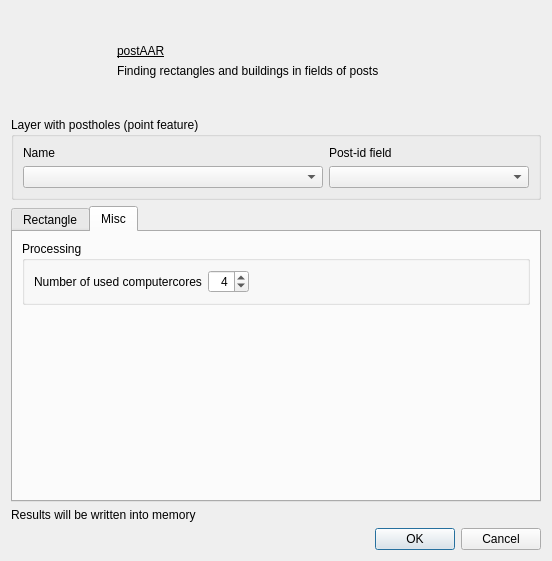
This is postaar_dialog_base.ui in ISAAKiel/postAAR-python as Qt 5 draws it before an edit. The edited form follows.
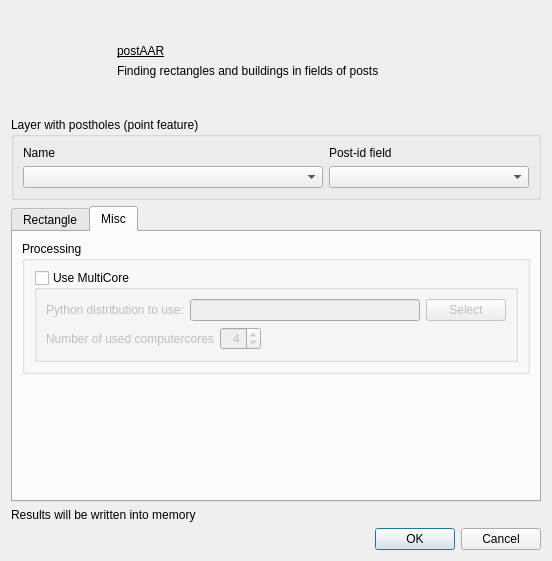
This is the edited form. The open tabs and pages were chosen to show the change. Icons and pictures are not drawn. Custom widgets are drawn as their Qt base class.

Commit message: added multicore choice

```diff
--- a/postaar_dialog_base.ui
+++ b/postaar_dialog_base.ui
@@ -667,6 +667,45 @@
          </property>
          <layout class="QVBoxLayout" name="verticalLayout_16">
           <item>
+           <widget class="QGroupBox" name="gBUseMulticore">
+            <property name="title">
+             <string>Use MultiCore</string>
+            </property>
+            <property name="checkable">
+             <bool>true</bool>
+            </property>
+            <property name="checked">
+             <bool>false</bool>
+            </property>
+            <layout class="QVBoxLayout" name="verticalLayout_10">
+             <item>
+              <layout class="QHBoxLayout" name="horizontalLayout_12">
+               <item>
+                <widget class="QLabel" name="label_7">
+                 <property name="sizePolicy">
+                  <sizepolicy hsizetype="Minimum" vsizetype="Preferred">
+                   <horstretch>0</horstretch>
+                   <verstretch>0</verstretch>
+                  </sizepolicy>
+                 </property>
+                 <property name="text">
+                  <string>Python distribution to use:</string>
+                 </property>
+                </widget>
+               </item>
+               <item>
+                <widget class="QLineEdit" name="lEPythonDistribution"/>
+               </item>
+               <item>
+                <widget class="QPushButton" name="pBSelectPythonDistribution">
+                 <property name="text">
+                  <string>Select</string>
+                 </property>
+                </widget>
+               </item>
+              </layout>
+             </item>
+             <item>
            <layout class="QHBoxLayout" name="horizontalLayout_9">
             <item>
              <widget class="QLabel" name="label_6">
@@ -711,6 +750,9 @@
              </spacer>
             </item>
            </layout>
+             </item>
+            </layout>
+           </widget>
           </item>
          </layout>
         </widget>
```
Left out of the diff: 9 changed lines with no effect on the pictures. Lines whose indentation alone changed are shown as unchanged. The commit also changes 3 other files.
